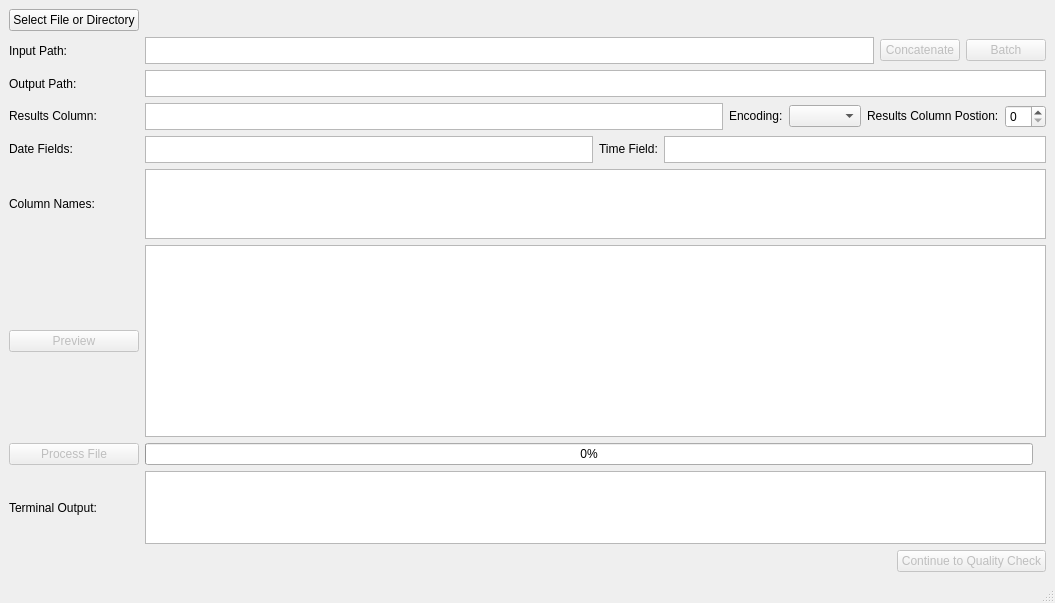
The window that tact/UI/fileParserGUI.ui (Dylan-Pugh/TACT) describes before a commit, drawn with Qt 5.
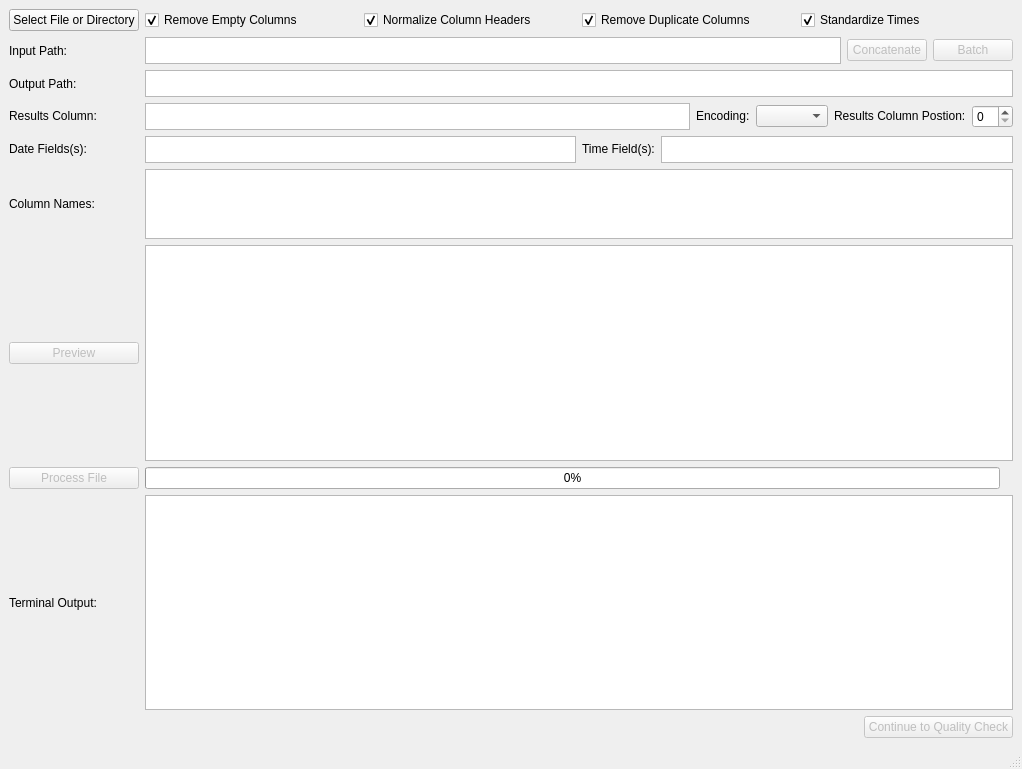
The same window after the commit. Icons and pictures are not drawn.

```diff
--- a/tact/UI/fileParserGUI.ui
+++ b/tact/UI/fileParserGUI.ui
@@ -6,8 +6,8 @@
    <rect>
     <x>0</x>
     <y>0</y>
-    <width>1055</width>
-    <height>603</height>
+    <width>1022</width>
+    <height>769</height>
    </rect>
   </property>
   <property name="sizePolicy">
@@ -20,185 +20,50 @@
    <string>TACT</string>
   </property>
   <widget class="QWidget" name="centralwidget">
-   <layout class="QVBoxLayout" name="verticalLayout">
+   <layout class="QHBoxLayout" name="horizontalLayout_9">
     <item>
      <layout class="QGridLayout" name="gridLayout">
-      <item row="0" column="1">
-       <spacer name="horizontalSpacer">
-        <property name="orientation">
-         <enum>Qt::Horizontal</enum>
-        </property>
-        <property name="sizeHint" stdset="0">
-         <size>
-          <width>468</width>
-          <height>20</height>
-         </size>
-        </property>
-       </spacer>
-      </item>
-      <item row="3" column="0">
-       <widget class="QLabel" name="resultsColumnLabel">
-        <property name="sizePolicy">
-         <sizepolicy hsizetype="Preferred" vsizetype="Fixed">
-          <horstretch>0</horstretch>
-          <verstretch>0</verstretch>
-         </sizepolicy>
-        </property>
-        <property name="text">
-         <string>Results Column:</string>
-        </property>
-       </widget>
-      </item>
-      <item row="8" column="1">
+      <item row="9" column="1">
        <widget class="QTextBrowser" name="terminalOutput">
         <property name="sizeAdjustPolicy">
          <enum>QAbstractScrollArea::AdjustToContents</enum>
         </property>
        </widget>
       </item>
-      <item row="1" column="0">
-       <widget class="QLabel" name="filePathLabel">
-        <property name="sizePolicy">
-         <sizepolicy hsizetype="Preferred" vsizetype="Preferred">
-          <horstretch>0</horstretch>
-          <verstretch>0</verstretch>
-         </sizepolicy>
-        </property>
-        <property name="frameShape">
-         <enum>QFrame::NoFrame</enum>
-        </property>
-        <property name="frameShadow">
-         <enum>QFrame::Plain</enum>
-        </property>
-        <property name="text">
-         <string>Input Path:</string>
-        </property>
-       </widget>
+      <item row="10" column="1">
+       <layout class="QHBoxLayout" name="horizontalLayout_10">
+        <item>
+         <spacer name="horizontalSpacer_2">
+          <property name="orientation">
+           <enum>Qt::Horizontal</enum>
+          </property>
+          <property name="sizeHint" stdset="0">
+           <size>
+            <width>40</width>
+            <height>20</height>
+           </size>
+          </property>
+         </spacer>
+        </item>
+        <item>
+         <widget class="QPushButton" name="toQualityButton">
+          <property name="enabled">
+           <bool>false</bool>
+          </property>
+          <property name="maximumSize">
+           <size>
+            <width>200</width>
+            <height>16777215</height>
+           </size>
+          </property>
+          <property name="text">
+           <string>Continue to Quality Check</string>
+          </property>
+         </widget>
+        </item>
+       </layout>
       </item>
-      <item row="0" column="0">
-       <widget class="QPushButton" name="selectFileButton">
-        <property name="sizePolicy">
-         <sizepolicy hsizetype="Fixed" vsizetype="Fixed">
-          <horstretch>0</horstretch>
-          <verstretch>0</verstretch>
-         </sizepolicy>
-        </property>
-        <property name="text">
-         <string>Select File or Directory</string>
-        </property>
-       </widget>
-      </item>
-      <item row="7" column="0">
-       <widget class="QPushButton" name="processFileButton">
-        <property name="enabled">
-         <bool>false</bool>
-        </property>
-        <property name="text">
-         <string>Process File</string>
-        </property>
-       </widget>
-      </item>
-      <item row="2" column="1">
-       <widget class="QPlainTextEdit" name="outputFileTextBox">
-        <property name="sizePolicy">
-         <sizepolicy hsizetype="Expanding" vsizetype="Fixed">
-          <horstretch>0</horstretch>
-          <verstretch>0</verstretch>
-         </sizepolicy>
-        </property>
-        <property name="maximumSize">
-         <size>
-          <width>16777215</width>
-          <height>27</height>
-         </size>
-        </property>
-        <property name="acceptDrops">
-         <bool>false</bool>
-        </property>
-       </widget>
-      </item>
-      <item row="5" column="1">
-       <widget class="QTableWidget" name="columnsTable">
-        <property name="sizePolicy">
-         <sizepolicy hsizetype="Expanding" vsizetype="MinimumExpanding">
-          <horstretch>0</horstretch>
-          <verstretch>0</verstretch>
-         </sizepolicy>
-        </property>
-        <property name="maximumSize">
-         <size>
-          <width>16777215</width>
-          <height>70</height>
-         </size>
-        </property>
-        <property name="baseSize">
-         <size>
-          <width>0</width>
-          <height>40</height>
-         </size>
-        </property>
-       </widget>
-      </item>
-      <item row="6" column="0">
-       <widget class="QPushButton" name="previewButton">
-        <property name="enabled">
-         <bool>false</bool>
-        </property>
-        <property name="text">
-         <string>Preview</string>
-        </property>
-       </widget>
-      </item>
-      <item row="8" column="0">
-       <widget class="QLabel" name="terminalOutputLabel">
-        <property name="text">
-         <string>Terminal Output:</string>
-        </property>
-       </widget>
-      </item>
-      <item row="2" column="0">
-       <widget class="QLabel" name="label">
-        <property name="text">
-         <string>Output Path:</string>
-        </property>
-       </widget>
-      </item>
-      <item row="6" column="1">
-       <widget class="QTableWidget" name="previewTable"/>
-      </item>
-      <item row="4" column="0">
-       <widget class="QLabel" name="dateFieldsLabel">
-        <property name="sizePolicy">
-         <sizepolicy hsizetype="Preferred" vsizetype="Fixed">
-          <horstretch>0</horstretch>
-          <verstretch>0</verstretch>
-         </sizepolicy>
-        </property>
-        <property name="text">
-         <string>Date Fields:</string>
-        </property>
-       </widget>
-      </item>
-      <item row="5" column="0">
-       <widget class="QLabel" name="columnOutputLabel">
-        <property name="sizePolicy">
-         <sizepolicy hsizetype="Preferred" vsizetype="Fixed">
-          <horstretch>0</horstretch>
-          <verstretch>0</verstretch>
-         </sizepolicy>
-        </property>
-        <property name="maximumSize">
-         <size>
-          <width>16777215</width>
-          <height>40</height>
-         </size>
-        </property>
-        <property name="text">
-         <string>Column Names:</string>
-        </property>
-       </widget>
-      </item>
-      <item row="7" column="1">
+      <item row="8" column="1">
        <layout class="QHBoxLayout" name="horizontalLayout_8">
         <item>
          <widget class="QProgressBar" name="fileProcessingProgressBar">
@@ -240,7 +105,59 @@
         </item>
        </layout>
       </item>
+      <item row="4" column="0">
+       <widget class="QLabel" name="resultsColumnLabel">
+        <property name="sizePolicy">
+         <sizepolicy hsizetype="Preferred" vsizetype="Fixed">
+          <horstretch>0</horstretch>
+          <verstretch>0</verstretch>
+         </sizepolicy>
+        </property>
+        <property name="text">
+         <string>Results Column:</string>
+        </property>
+       </widget>
+      </item>
+      <item row="8" column="0">
+       <widget class="QPushButton" name="processFileButton">
+        <property name="enabled">
+         <bool>false</bool>
+        </property>
+        <property name="text">
+         <string>Process File</string>
+        </property>
+       </widget>
+      </item>
       <item row="3" column="1">
+       <widget class="QPlainTextEdit" name="outputFileTextBox">
+        <property name="sizePolicy">
+         <sizepolicy hsizetype="Expanding" vsizetype="Fixed">
+          <horstretch>0</horstretch>
+          <verstretch>0</verstretch>
+         </sizepolicy>
+        </property>
+        <property name="maximumSize">
+         <size>
+          <width>16777215</width>
+          <height>27</height>
+         </size>
+        </property>
+        <property name="acceptDrops">
+         <bool>false</bool>
+        </property>
+       </widget>
+      </item>
+      <item row="7" column="0">
+       <widget class="QPushButton" name="previewButton">
+        <property name="enabled">
+         <bool>false</bool>
+        </property>
+        <property name="text">
+         <string>Preview</string>
+        </property>
+       </widget>
+      </item>
+      <item row="4" column="1">
        <layout class="QHBoxLayout" name="horizontalLayout_5">
         <item>
          <widget class="QPlainTextEdit" name="resultsColumnTextBox">
@@ -313,7 +230,56 @@
         </item>
        </layout>
       </item>
-      <item row="4" column="1">
+      <item row="3" column="0">
+       <widget class="QLabel" name="label">
+        <property name="text">
+         <string>Output Path:</string>
+        </property>
+       </widget>
+      </item>
+      <item row="5" column="0">
+       <widget class="QLabel" name="dateFieldsLabel">
+        <property name="sizePolicy">
+         <sizepolicy hsizetype="Preferred" vsizetype="Fixed">
+          <horstretch>0</horstretch>
+          <verstretch>0</verstretch>
+         </sizepolicy>
+        </property>
+        <property name="text">
+         <string>Date Fields(s):</string>
+        </property>
+       </widget>
+      </item>
+      <item row="7" column="1">
+       <widget class="QTableWidget" name="previewTable"/>
+      </item>
+      <item row="9" column="0">
+       <widget class="QLabel" name="terminalOutputLabel">
+        <property name="text">
+         <string>Terminal Output:</string>
+        </property>
+       </widget>
+      </item>
+      <item row="2" column="0">
+       <widget class="QLabel" name="filePathLabel">
+        <property name="sizePolicy">
+         <sizepolicy hsizetype="Preferred" vsizetype="Preferred">
+          <horstretch>0</horstretch>
+          <verstretch>0</verstretch>
+         </sizepolicy>
+        </property>
+        <property name="frameShape">
+         <enum>QFrame::NoFrame</enum>
+        </property>
+        <property name="frameShadow">
+         <enum>QFrame::Plain</enum>
+        </property>
+        <property name="text">
+         <string>Input Path:</string>
+        </property>
+       </widget>
+      </item>
+      <item row="5" column="1">
        <layout class="QHBoxLayout" name="horizontalLayout_7">
         <item>
          <widget class="QPlainTextEdit" name="dateFieldsTextBox">
@@ -345,7 +311,7 @@
              </sizepolicy>
             </property>
             <property name="text">
-             <string>Time Field:</string>
+             <string>Time Field(s):</string>
             </property>
            </widget>
           </item>
@@ -369,7 +335,7 @@
         </item>
        </layout>
       </item>
-      <item row="1" column="1">
+      <item row="2" column="1">
        <layout class="QHBoxLayout" name="horizontalLayout_4">
         <item>
          <widget class="QPlainTextEdit" name="inputFileTextBox">
@@ -431,37 +397,99 @@
         </item>
        </layout>
       </item>
-      <item row="9" column="0">
-       <layout class="QHBoxLayout" name="horizontalLayout_9"/>
+      <item row="6" column="0">
+       <widget class="QLabel" name="columnOutputLabel">
+        <property name="sizePolicy">
+         <sizepolicy hsizetype="Preferred" vsizetype="Fixed">
+          <horstretch>0</horstretch>
+          <verstretch>0</verstretch>
+         </sizepolicy>
+        </property>
+        <property name="maximumSize">
+         <size>
+          <width>16777215</width>
+          <height>40</height>
+         </size>
+        </property>
+        <property name="text">
+         <string>Column Names:</string>
+        </property>
+       </widget>
       </item>
-      <item row="9" column="1">
-       <layout class="QHBoxLayout" name="horizontalLayout_10">
+      <item row="6" column="1">
+       <widget class="QTableWidget" name="columnsTable">
+        <property name="sizePolicy">
+         <sizepolicy hsizetype="Expanding" vsizetype="MinimumExpanding">
+          <horstretch>0</horstretch>
+          <verstretch>0</verstretch>
+         </sizepolicy>
+        </property>
+        <property name="maximumSize">
+         <size>
+          <width>16777215</width>
+          <height>70</height>
+         </size>
+        </property>
+        <property name="baseSize">
+         <size>
+          <width>0</width>
+          <height>40</height>
+         </size>
+        </property>
+       </widget>
+      </item>
+      <item row="0" column="0">
+       <widget class="QPushButton" name="selectFileButton">
+        <property name="sizePolicy">
+         <sizepolicy hsizetype="Fixed" vsizetype="Fixed">
+          <horstretch>0</horstretch>
+          <verstretch>0</verstretch>
+         </sizepolicy>
+        </property>
+        <property name="text">
+         <string>Select File or Directory</string>
+        </property>
+       </widget>
+      </item>
+      <item row="0" column="1">
+       <layout class="QHBoxLayout" name="horizontalLayout_11">
         <item>
-         <spacer name="horizontalSpacer_2">
-          <property name="orientation">
-           <enum>Qt::Horizontal</enum>
+         <widget class="QCheckBox" name="remove_columns_checkBox">
+          <property name="text">
+           <string>Remove Empty Columns</string>
           </property>
-          <property name="sizeHint" stdset="0">
-           <size>
-            <width>40</width>
-            <height>20</height>
-           </size>
+          <property name="checked">
+           <bool>true</bool>
           </property>
-         </spacer>
+         </widget>
         </item>
         <item>
-         <widget class="QPushButton" name="toQualityButton">
-          <property name="enabled">
-           <bool>false</bool>
+         <widget class="QCheckBox" name="normalize_columns_checkBox">
+          <property name="text">
+           <string>Normalize Column Headers</string>
           </property>
-          <property name="maximumSize">
-           <size>
-            <width>200</width>
-            <height>16777215</height>
-           </size>
+          <property name="checked">
+           <bool>true</bool>
           </property>
+         </widget>
+        </item>
+        <item>
+         <widget class="QCheckBox" name="de_dupe_checkBox">
           <property name="text">
-           <string>Continue to Quality Check</string>
+           <string>Remove Duplicate Columns</string>
+          </property>
+          <property name="checked">
+           <bool>true</bool>
+          </property>
+         </widget>
+        </item>
+        <item>
+         <widget class="QCheckBox" name="fix_times_checkBox">
+          <property name="text">
+           <string>Standardize Times</string>
+          </property>
+          <property name="checked">
+           <bool>true</bool>
           </property>
          </widget>
         </item>
```
